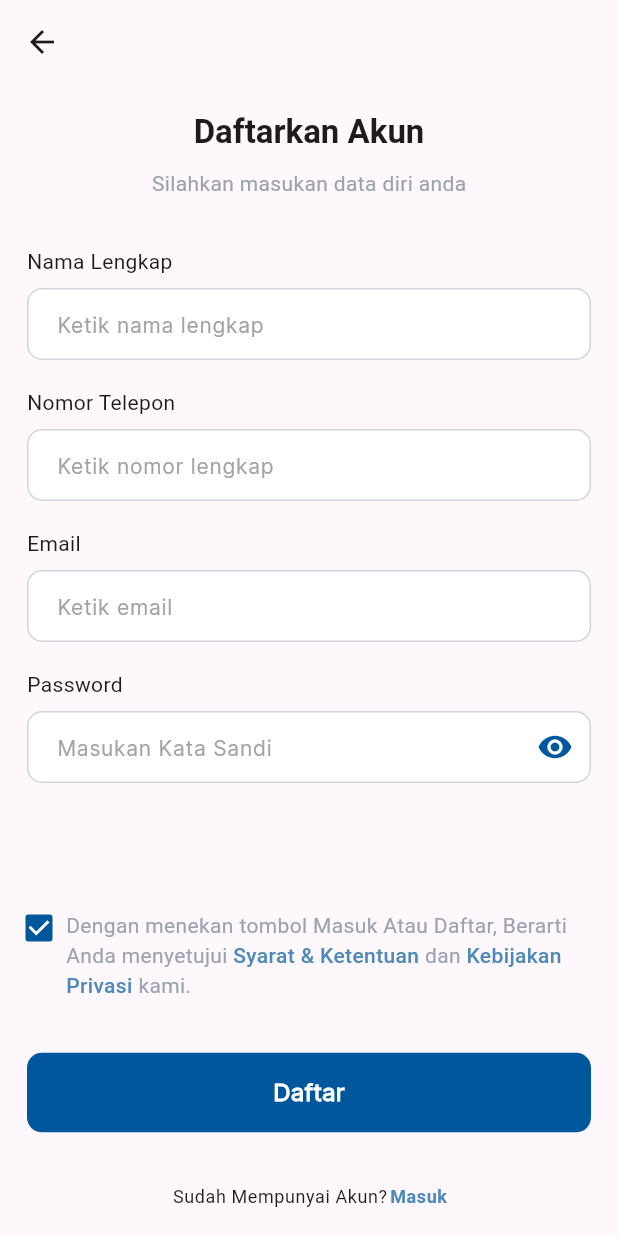
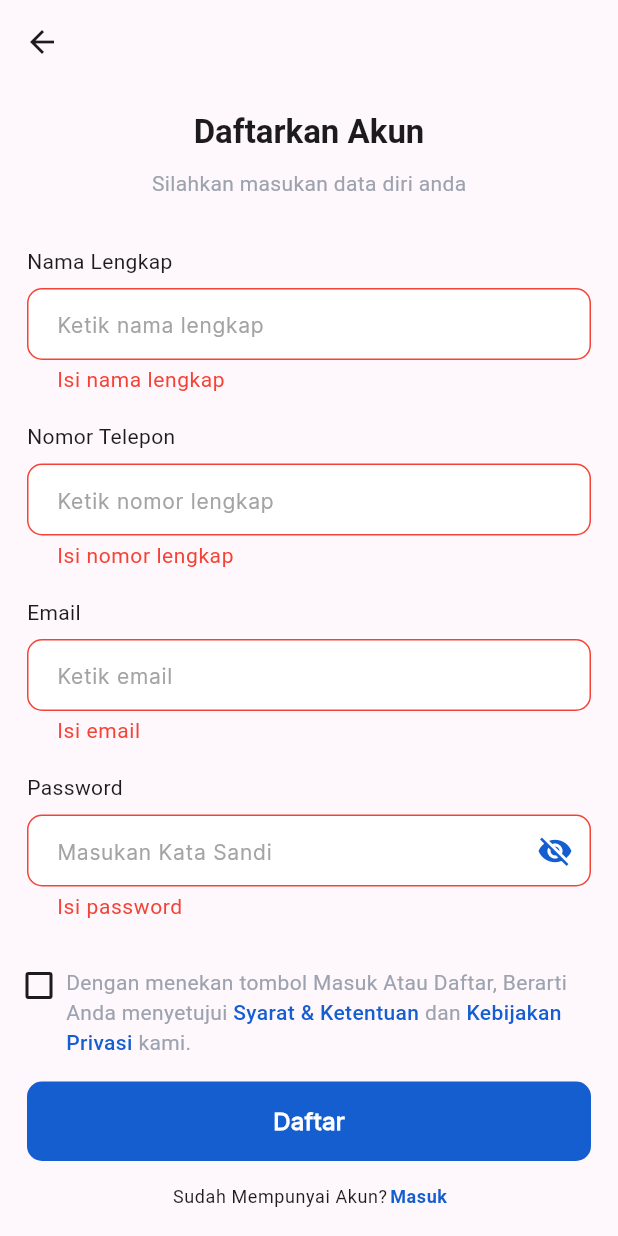
Before and after one commit to minamitra/minamitra-pembudidaya-mobile, a Flutter app: the RegisterPage screen opened directly, after a tap on "Daftar", on a phone screen of 412 x 824 dp. Run offline on Flutter 3.47's test engine with Material 3 defaults, Android fonts, the phone set to English and light mode, and no system bars; our stand-ins replace cached_network_image, carousel_slider, dropdown_button2, equatable, flutter_bloc, flutter_secure_storage and 4 more; missing offline and left inert: flutter_regex, flutter_statusbarcolor_ns, linear_progress_bar; accounts and stored records are empty.

Commit message:
💄 Added login and register validation

```diff
--- /dev/null
+++ b/lib/core/logic/active/active_cubit.dart
@@ -0,0 +1,7 @@
+import 'package:flutter_bloc/flutter_bloc.dart';
+
+class ActiveCubit extends Cubit<bool> {
+  ActiveCubit(super.status);
+
+  void toggle(bool status) => emit(status);
+}
--- /dev/null
+++ b/lib/core/logic/active/secondary_active_cubit.dart
@@ -0,0 +1,7 @@
+import 'package:flutter_bloc/flutter_bloc.dart';
+
+class SecondaryActiveCubit extends Cubit<bool> {
+  SecondaryActiveCubit(super.status);
+
+  void toggle(bool status) => emit(status);
+}
--- a/lib/core/themes/app_color.dart
+++ b/lib/core/themes/app_color.dart
@@ -2,18 +2,18 @@ import 'package:flutter/material.dart';
 
 class AppColor {
   static const primary = MaterialColor(
-    0xFF00579B,
+    0xFF155ED0,
     <int, Color>{
-      50: Color(0xFFE5EEF5),
-      100: Color(0xFFCCDDEB),
-      200: Color(0xFFB2CDE1),
-      300: Color(0xFF99BCD7),
-      400: Color(0xFF80ABCD),
-      500: Color(0xFF669AC3),
-      600: Color(0xFF4D89B9),
-      700: Color(0xFF3379AF),
-      800: Color(0xFF1A68A5),
-      900: Color(0xFF00579B),
+      50: Color(0xFFEAF2FF),
+      100: Color(0xFFC6DCFF),
+      200: Color(0xFFA1C6FF),
+      300: Color(0xFF7CAFFF),
+      400: Color(0xFF5799FF),
+      500: Color(0xFF317FF9),
+      600: Color(0xFF155ED0),
+      700: Color(0xFF0142A7),
+      800: Color(0xFF00317E),
+      900: Color(0xFF002155),
     },
   );
 
--- a/lib/feature/register/view/register_page.dart
+++ b/lib/feature/register/view/register_page.dart
@@ -1,4 +1,7 @@
 import 'package:flutter/material.dart';
+import 'package:flutter_bloc/flutter_bloc.dart';
+import 'package:minamitra_pembudidaya_mobile/core/logic/active/active_cubit.dart';
+import 'package:minamitra_pembudidaya_mobile/core/logic/active/secondary_active_cubit.dart';
 import 'package:minamitra_pembudidaya_mobile/core/utils/app_transition.dart';
 import 'package:minamitra_pembudidaya_mobile/feature/register/view/register_view.dart';
 
@@ -9,9 +12,19 @@ class RegisterPage extends StatelessWidget {
 
   @override
   Widget build(BuildContext context) {
-    return Scaffold(
-      appBar: AppBar(),
-      body: RegisterView(),
+    return MultiBlocProvider(
+      providers: [
+        BlocProvider<ActiveCubit>(
+          create: (context) => ActiveCubit(false),
+        ),
+        BlocProvider<SecondaryActiveCubit>(
+          create: (context) => SecondaryActiveCubit(false),
+        ),
+      ],
+      child: Scaffold(
+        appBar: AppBar(),
+        body: RegisterView(),
+      ),
     );
   }
 }
--- a/lib/feature/register/view/register_view.dart
+++ b/lib/feature/register/view/register_view.dart
@@ -1,6 +1,11 @@
 import 'package:flutter/material.dart';
+import 'package:flutter/services.dart';
+import 'package:flutter_bloc/flutter_bloc.dart';
+import 'package:flutter_regex/flutter_regex.dart';
 import 'package:minamitra_pembudidaya_mobile/core/components/app_button.dart';
 import 'package:minamitra_pembudidaya_mobile/core/components/app_text_field.dart';
+import 'package:minamitra_pembudidaya_mobile/core/logic/active/active_cubit.dart';
+import 'package:minamitra_pembudidaya_mobile/core/logic/active/secondary_active_cubit.dart';
 import 'package:minamitra_pembudidaya_mobile/core/themes/app_color.dart';
 import 'package:minamitra_pembudidaya_mobile/main.dart';
 
@@ -40,13 +45,22 @@ class _RegisterViewState extends State<RegisterView> {
       ];
     }
 
-    List<Widget> registerForm() {
-      return [
+    Widget registerForm() {
+      return ListView(
+        shrinkWrap: true,
+        physics: const AlwaysScrollableScrollPhysics(),
+        children: [
           AppValidatorTextField(
             controller: nameController,
             hintText: "Ketik nama lengkap",
             labelText: "Nama Lengkap",
             withUpperLabel: true,
+            validator: (String? value) {
+              if (value?.isEmpty ?? true) {
+                return "Isi nama lengkap";
+              }
+              return null;
+            },
           ),
           const SizedBox(height: 18.0),
           AppValidatorTextField(
@@ -55,6 +69,15 @@ class _RegisterViewState extends State<RegisterView> {
             labelText: "Nomor Telepon",
             inputType: TextInputType.phone,
             withUpperLabel: true,
+            validator: (String? value) {
+              if (value?.isEmpty ?? true) {
+                return "Isi nomor lengkap";
+              }
+              if (!value!.isPhone()) {
+                return "Nomor tidak valid";
+              }
+              return null;
+            },
           ),
           const SizedBox(height: 18.0),
           AppValidatorTextField(
@@ -62,21 +85,47 @@ class _RegisterViewState extends State<RegisterView> {
             hintText: "Ketik email",
             labelText: "Email",
             withUpperLabel: true,
+            validator: (String? value) {
+              if (value?.isEmpty ?? true) {
+                return "Isi email";
+              }
+              if (!value!.isEmail()) {
+                return "Email tidak valid";
+              }
+              return null;
+            },
           ),
           const SizedBox(height: 18.0),
-        AppValidatorTextField(
+          BlocBuilder<ActiveCubit, bool>(
+            builder: (context, state) {
+              return AppValidatorTextField(
                 controller: passwordController,
                 labelText: "Password",
                 withUpperLabel: true,
                 isMandatory: false,
+                isObscure: !state,
                 hintText: "Masukan Kata Sandi",
                 suffixWidget: IconButton(
-            icon: const Icon(Icons.visibility),
-            onPressed: () {},
+                  icon: Icon(state ? Icons.visibility : Icons.visibility_off),
+                  onPressed: () {
+                    context.read<ActiveCubit>().toggle(!state);
+                  },
                 ),
+                validator: (String? value) {
+                  if (value?.isEmpty ?? true) {
+                    return "Isi password";
+                  }
+                  if (value!.length < 6) {
+                    return "Minimal 6 karakter";
+                  }
+                  return null;
+                },
+              );
+            },
           ),
           const SizedBox(height: 32.0),
-      ];
+        ],
+      );
     }
 
     Widget toc() {
@@ -86,14 +135,20 @@ class _RegisterViewState extends State<RegisterView> {
         children: [
           Padding(
             padding: const EdgeInsets.only(top: 4.0),
-            child: SizedBox(
+            child: BlocBuilder<SecondaryActiveCubit, bool>(
+              builder: (context, state) {
+                return SizedBox(
                   height: 16.0,
                   width: 16.0,
                   child: Checkbox(
-                value: true,
+                    value: state,
                     checkColor: Colors.white,
-                onChanged: (value) {},
+                    onChanged: (value) {
+                      context.read<SecondaryActiveCubit>().toggle(!state);
+                    },
                   ),
+                );
+              },
             ),
           ),
           const SizedBox(width: 10.0),
@@ -146,12 +201,27 @@ class _RegisterViewState extends State<RegisterView> {
     Widget submitButton() {
       return AppPrimaryFullButton(
         "Daftar",
-        () {},
+        () {
+          if (formKey.currentState!.validate()) {
+            SystemChannels.textInput.invokeMethod('TextInput.hide');
+            if (!context.read<SecondaryActiveCubit>().state) {
+              ScaffoldMessenger.of(context).showSnackBar(const SnackBar(
+                content: Text("Harap berikan persetujuan TOC"),
+                backgroundColor: Colors.red,
+              ));
+              return;
+            }
+          }
+        },
       );
     }
 
     Widget loginSection() {
-      return Wrap(
+      return InkWell(
+        onTap: () {
+          Navigator.of(context).pop();
+        },
+        child: Wrap(
           children: [
             Text(
               "Sudah Mempunyai Akun? ",
@@ -169,6 +239,7 @@ class _RegisterViewState extends State<RegisterView> {
                   ),
             ),
           ],
+        ),
       );
     }
 
@@ -181,12 +252,11 @@ class _RegisterViewState extends State<RegisterView> {
             const SizedBox(height: 18.0),
             ...header(),
             const SizedBox(height: 32.0),
-            ...registerForm(),
-            const Expanded(flex: 3, child: SizedBox()),
+            Expanded(child: registerForm()),
             toc(),
-            const Expanded(flex: 2, child: SizedBox()),
+            const SizedBox(height: 16.0),
             submitButton(),
-            const Expanded(flex: 2, child: SizedBox()),
+            const SizedBox(height: 16.0),
             loginSection(),
             const SizedBox(height: 18.0),
           ],
--- a/pubspec.yaml
+++ b/pubspec.yaml
@@ -50,6 +50,8 @@ dependencies:
   carousel_slider: ^4.2.1
   smooth_page_indicator: ^1.2.0+3
   linear_progress_bar: ^1.1.2
+  flutter_regex: ^0.0.3
+  top_snackbar_flutter: ^3.1.0
 
 dev_dependencies:
   flutter_test:
```
Also changed, not shown: lib/app.dart (+15 -2 lines), lib/core/components/app_top_snackbar.dart (added, +30 -0 lines), lib/feature/login/view/login_page.dart (+11 -2 lines), lib/feature/login/view/login_view.dart (+64 -17 lines), lib/feature/login_register/view/login_register_view.dart (+7 -1 lines), pubspec.lock. Lines whose indentation alone changed are shown as unchanged.
